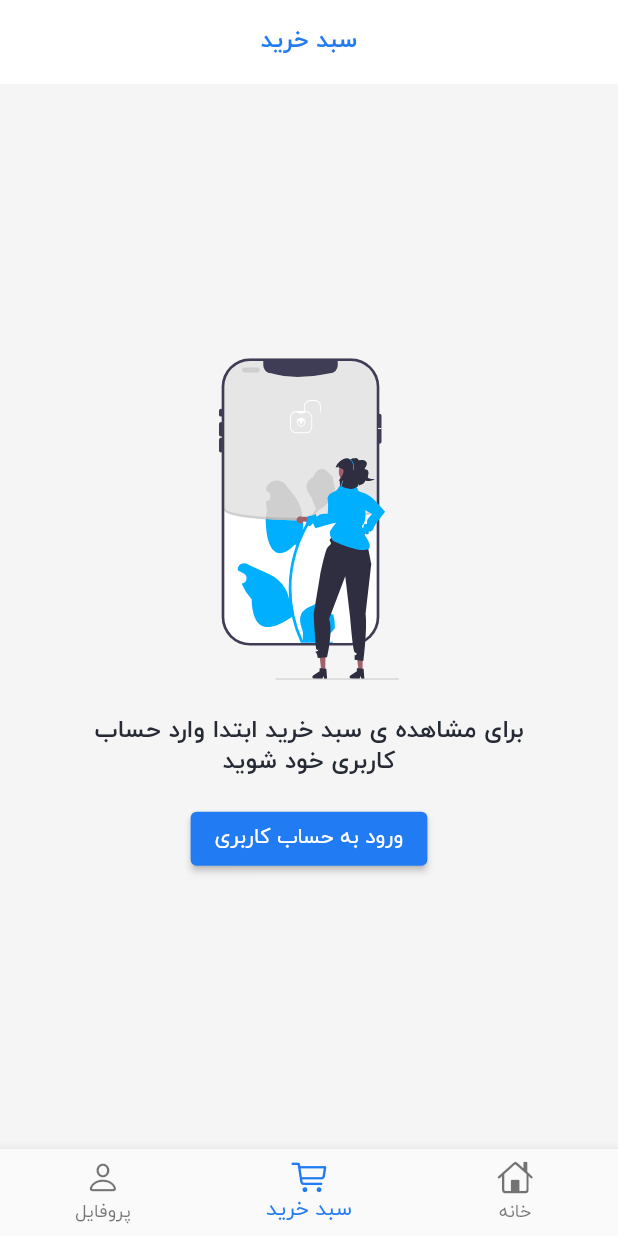
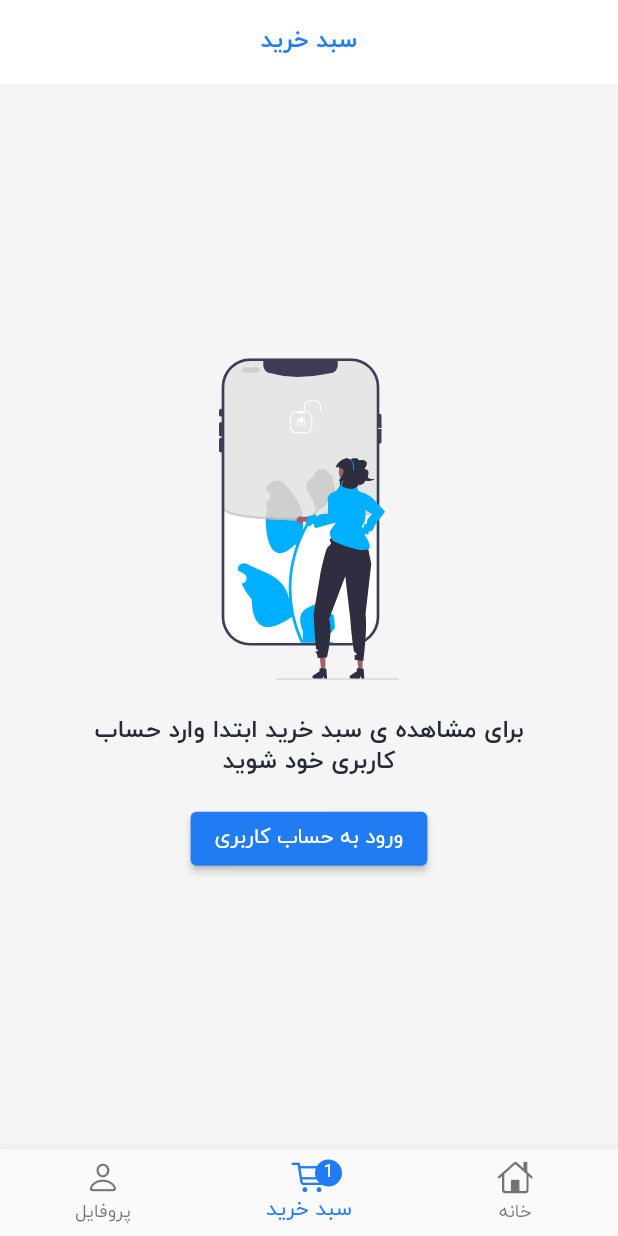
Before and after one commit to solgi-7/NikeE-Commerce, a Flutter app: the screen it shows after launch, item 2 of the bottom bar chosen, on a phone screen of 412 x 824 dp. Run offline on Flutter 3.47's test engine with Material 2 defaults, Android fonts, the phone set to English and light mode, and no system bars; our stand-ins replace bloc, cached_network_image, dio, equatable, flutter_bloc, flutter_svg and 3 more; network calls fail.

Commit message:
add badge on cart_icon

```diff
--- a/lib/data/cart_item.dart
+++ b/lib/data/cart_item.dart
@@ -5,8 +5,9 @@ import 'package:seven_learn_nick/data/product_entity.dart';
 class CartItemEntity {
   final ProductEntity product;
   final int id;
-  final int count;
+  int count;
   bool deleteButtonLoading = false;
+  bool changeCountLoading = false;
 
   CartItemEntity(this.product, this.id, this.count);
   CartItemEntity.formJson(Map<String, dynamic> json)
--- a/lib/data/repo/cart_repository.dart
+++ b/lib/data/repo/cart_repository.dart
@@ -23,8 +23,7 @@ class CartRepository implements ICartRepository {
 
   @override
   Future<AddToCartRespose> changeCount(int cartItemId, int count) {
-    // TODO: implement changeCount
-    throw UnimplementedError();
+    return dataSource.changeCount(cartItemId, count);
   }
 
   @override
--- a/lib/ui/cart/bloc/cart_bloc.dart
+++ b/lib/ui/cart/bloc/cart_bloc.dart
@@ -12,7 +12,8 @@ part 'cart_state.dart';
 class CartBloc extends Bloc<CartEvent, CartState> {
   final ICartRepository cartRepository;
   CartBloc(this.cartRepository) : super(CartLoading()) {
-    on<CartEvent>((event, emit) async {
+    on<CartEvent>(
+      (event, emit) async {
         if (event is CartStarted) {
           final authInfo = event.authInfo;
           if (authInfo == null || authInfo.accessToken.isEmpty) {
@@ -52,7 +53,6 @@ class CartBloc extends Bloc<CartEvent, CartState> {
               if (successState.cartResponse.cartItems.isEmpty) {
                 emit(CartEmpty());
               } else {
-
                 emit(calculatePriceInfo(successState.cartResponse));
               }
             }
@@ -76,15 +76,46 @@ class CartBloc extends Bloc<CartEvent, CartState> {
               }
             }
           }
+        } else if (event is CartIncreaseCountButtonClicked ||
+            event is CartDecreaseCountButtonClicked) {
+          try {
+            int cartItemId = 0;
+            if (event is CartIncreaseCountButtonClicked) {
+              cartItemId = event.cartItemId;
+            } else if (event is CartDecreaseCountButtonClicked) {
+              cartItemId = event.cartItemId;
+            }
+            if (state is CartSuccess) {
+              final successState = (state as CartSuccess);
+              final index = successState.cartResponse.cartItems
+                  .indexWhere((element) => element.id == cartItemId);
+              successState.cartResponse.cartItems[index].changeCountLoading =
+                  true;
+              emit(CartSuccess(successState.cartResponse));
+
+              await Future.delayed(const Duration(seconds: 2));
+              final newCount = event is CartIncreaseCountButtonClicked
+                  ? ++successState.cartResponse.cartItems[index].count
+                  : --successState.cartResponse.cartItems[index].count;
+              await cartRepository.changeCount(cartItemId, newCount);
+
+              successState.cartResponse.cartItems
+                  .firstWhere((element) => element.id == cartItemId)
+                  ..count = newCount..changeCountLoading = false;
+
+              emit(calculatePriceInfo(successState.cartResponse));
+            }
+          } catch (e) {
+            debugPrint(e.toString());
+          }
         }
       },
     );
-
   }
-  CartSuccess calculatePriceInfo (CartResponse cartResponse) {
-    int totalPrice = 0 ;
+  CartSuccess calculatePriceInfo(CartResponse cartResponse) {
+    int totalPrice = 0;
     int payablePrice = 0;
-    int shippingCost = 0 ;
+    int shippingCost = 0;
 
     cartResponse.cartItems.forEach((cartItem) {
       totalPrice += cartItem.product.priviousPrice * cartItem.count;
@@ -99,17 +130,18 @@ class CartBloc extends Bloc<CartEvent, CartState> {
     return CartSuccess(cartResponse);
   }
 
-  Future<void> loadCartItems(emit) async {
-    try {
-      emit(CartLoading());
-      final result = await cartRepository.getAll();
-      if (result.cartItems.isEmpty) {
-        emit(CartEmpty());
-      } else {
-        emit(CartSuccess(result));
+  // Future<void> loadCartItems(emit) async {
+  //   try {
+  //     emit(CartLoading());
+  //     final result = await cartRepository.getAll();
+  //     if (result.cartItems.isEmpty) {
+  //       emit(CartEmpty());
+  //     } else {
+  //       emit(CartSuccess(result));
+  //     }
+  //   } catch (e) {
+  //     emit(CartError(AppException()));
+  //   }
+  // }
+
 }
-    } catch (e) {
-      emit(CartError(AppException()));
-    }
-  }
-}
--- a/lib/ui/cart/bloc/cart_event.dart
+++ b/lib/ui/cart/bloc/cart_event.dart
@@ -27,3 +27,21 @@ class CartAuthInfoChanged extends CartEvent {
 
   const CartAuthInfoChanged(this.authInfo);
 }
+
+class CartIncreaseCountButtonClicked extends CartEvent {
+  final int cartItemId;
+
+  const CartIncreaseCountButtonClicked(this.cartItemId);
+
+  @override
+  List<Object> get props => [cartItemId];
+}
+
+class CartDecreaseCountButtonClicked extends CartEvent {
+  final int cartItemId;
+
+  const CartDecreaseCountButtonClicked(this.cartItemId);
+
+  @override
+  List<Object> get props => [cartItemId];
+}
--- a/lib/ui/root.dart
+++ b/lib/ui/root.dart
@@ -3,6 +3,7 @@ import 'package:flutter/material.dart';
 import 'package:seven_learn_nick/data/repo/auth_reposityory.dart';
 import 'package:seven_learn_nick/ui/cart/cart.dart';
 import 'package:seven_learn_nick/ui/home/home.dart';
+import 'package:seven_learn_nick/ui/widget/badge.dart';
 
 const int homeIndex = 0;
 const int cartIndex = 1;
@@ -74,10 +75,18 @@ class _RootScreenState extends State<RootScreen> {
             });
           },
           currentIndex: selectedScreeniIndex,
-          items: const [
-            BottomNavigationBarItem(icon: Icon(CupertinoIcons.home),label: 'خانه'),
-            BottomNavigationBarItem(icon: Icon(CupertinoIcons.cart),label: 'سبد خرید'),
-            BottomNavigationBarItem(icon: Icon(CupertinoIcons.person),label: 'پروفایل'),
+          items: [
+            const BottomNavigationBarItem(icon: Icon(CupertinoIcons.home),label: 'خانه'),
+            BottomNavigationBarItem(icon: Stack(
+              clipBehavior: Clip.none,
+              children: const [
+                Icon(CupertinoIcons.cart),
+                Positioned(
+                  right: -10,
+                  child: Badge(value: 1)),
+              ],
+            ),label: 'سبد خرید'),
+            const BottomNavigationBarItem(icon: Icon(CupertinoIcons.person),label: 'پروفایل'),
           ],
         ),
       ),
--- /dev/null
+++ b/lib/ui/widget/badge.dart
@@ -0,0 +1,27 @@
+import 'package:flutter/material.dart';
+
+class Badge extends StatelessWidget {
+  const Badge({Key? key, required this.value}) : super(key: key);
+  final int value;
+  @override
+  Widget build(BuildContext context) {
+    return Visibility(
+      visible: value > 0,
+      child: Container(
+        height: 18,
+        width: 18,
+        decoration: BoxDecoration(
+          color: Theme.of(context).colorScheme.primary,
+          shape: BoxShape.circle,
+        ),
+        child: Center(
+          child: Text(
+            value.toString(),
+            style: TextStyle(
+                color: Theme.of(context).colorScheme.onPrimary, fontSize: 12.0),
+          ),
+        ),
+      ),
+    );
+  }
+}
```
Also changed, not shown: lib/data/source/cart_data_source.dart (+5 -4 lines), lib/ui/cart/cart.dart (+10 -0 lines), lib/ui/cart/cart_item.dart (+23 -6 lines). Lines whose indentation alone changed are shown as unchanged.
